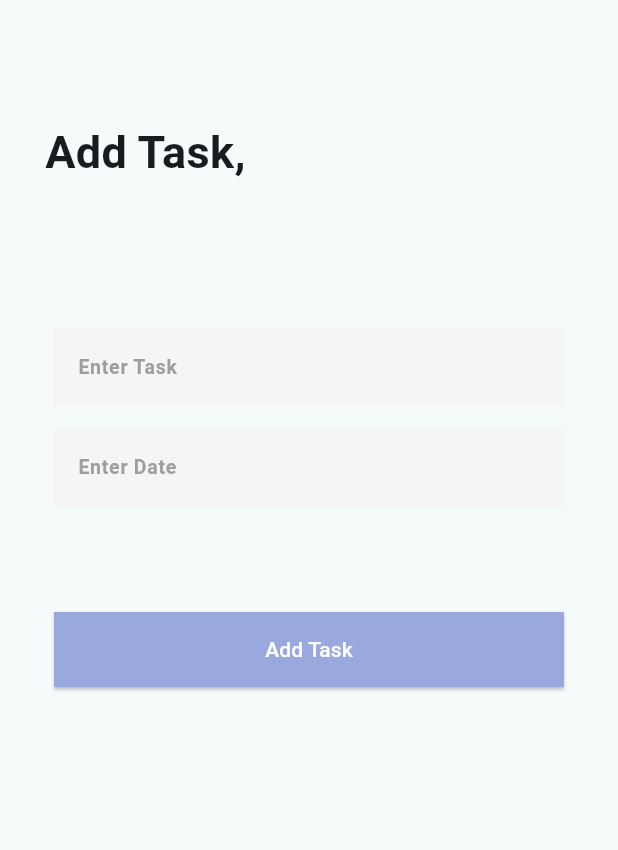
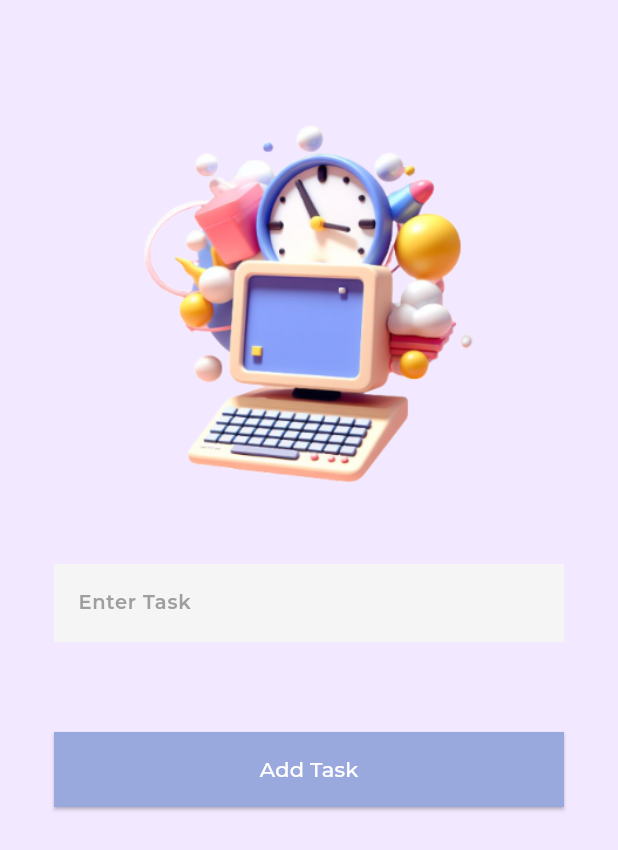
Before and after one commit to IsvaShahzad/TodoApi, a Flutter app: the screen it shows after launch, after a tap on "Login", after a tap on the "add" icon, on a phone screen of 412 x 824 dp. Shown: the top 850 px of the screen. Run offline on Flutter 3.47's test engine with Material 3 defaults, Android fonts, the phone set to English and light mode, and no system bars; our stand-ins replace animated_bottom_navigation_bar, delightful_toast, motion_toast, shared_preferences; network calls fail; project files that could hold a hidden picture were left out.

Commit message:
ADD POST PUT DELETE + UI DONE

```diff
--- a/lib/screens/add_task.dart
+++ b/lib/screens/add_task.dart
@@ -243,11 +243,11 @@ class _AddListScreenState extends State<AddListScreen>
   }
 
   List<Color> borderColors = [
-    Colors.green,
-    Colors.pinkAccent,
+    Colors.blueGrey,
+    Colors.amber,
     Colors.purple,
     Colors.cyan,
-    Colors.lightGreenAccent,
+    Colors.teal,
 
     // Add more colors as needed
   ];
@@ -255,7 +255,8 @@ class _AddListScreenState extends State<AddListScreen>
   @override
   Widget build(BuildContext context) {
     return Scaffold(
-      backgroundColor: Colors.white,
+      backgroundColor: Color(0xFFf2e8ff),
+
       floatingActionButton: FloatingActionButton(
         backgroundColor: Color(0xFF99a9dd),
 
@@ -284,6 +285,7 @@ class _AddListScreenState extends State<AddListScreen>
         elevation: 3, // Set the elevation to 0 to remove the shadow
 // Set the shape to CircleBorder() for a circular button
       ),
+
       floatingActionButtonLocation: FloatingActionButtonLocation.centerDocked,
       bottomNavigationBar: AnimatedBottomNavigationBar.builder(
         itemCount: iconList.length,
@@ -365,28 +367,25 @@ class _AddListScreenState extends State<AddListScreen>
         ),
       ),
 
-      body: NotificationListener<ScrollNotification>(
-        onNotification: onScrollNotification,
-        child: Column(
-          crossAxisAlignment: CrossAxisAlignment.stretch,
-          children: <Widget>[
+      body:
             Stack(
               children: [
+                // Image container positioned at the top
                 Container(
-                  height: 240, // Set the height of the image container
+                  height: 290.0, // Adjust the height as needed
                   decoration: BoxDecoration(
                     image: DecorationImage(
-                      image: AssetImage(
-                        'assets/images/blue1.jfif', // Replace with your image path
-                      ),
+                      image: AssetImage('assets/images/gig.jpeg'), // Replace with your image path
                       fit: BoxFit.cover, // Adjust the fit as needed
                     ),
                   ),
                 ),
-              ],
-            ),
 
-            Expanded(
+
+
+            Padding(
+              padding: EdgeInsets.only(top: 250),
+              child: Expanded(
                 child: _userModel == null || _userModel!.isEmpty
                     ? const Center(
                         child: CircularProgressIndicator(),
@@ -408,6 +407,11 @@ class _AddListScreenState extends State<AddListScreen>
                               ),
                             ),
                             child: ListTile(
+
+                              shape: RoundedRectangleBorder(
+                                borderRadius: BorderRadius.circular(0),
+                              ),
+                              tileColor: Colors.white,
                               leading: Row(
                                 mainAxisSize: MainAxisSize.min,
                                 children: [
@@ -419,20 +423,20 @@ class _AddListScreenState extends State<AddListScreen>
                                         context: context,
                                         builder: (context) {
                                           return AlertDialog(
-                                          title: Text('Confirm Deletion'),
-                                          content: Text('Are you sure you want to delete this task?'),
+                                            title: Text('Confirm Deletion',style: TextStyle(fontFamily: 'Montserrat'),),
+                                            content: Text('Are you sure you want to delete this task?',style: TextStyle(fontFamily: 'Montserrat'),),
                                             actions: <Widget>[
                                               TextButton(
                                                 onPressed: () {
                                                   Navigator.of(context).pop(false); // Cancel
                                                 },
-                                              child: Text('Cancel'),
+                                                child: Text('Cancel',style: TextStyle(fontFamily: 'Montserrat'),),
                                               ),
                                               TextButton(
                                                 onPressed: () {
                                                   Navigator.of(context).pop(true); // Confirm
                                                 },
-                                              child: Text('Delete'),
+                                                child: Text('Delete',style: TextStyle(fontFamily: 'Montserrat'),),
                                               ),
                                             ],
                                           );
@@ -446,7 +450,7 @@ class _AddListScreenState extends State<AddListScreen>
                                           _userModel!.removeAt(index);
                                         });
                                         ScaffoldMessenger.of(context).showSnackBar(
-                                        SnackBar(content: Text('Task deleted successfully')),
+                                          SnackBar(content: Text('Task deleted successfully',style: TextStyle(fontFamily: 'Montserrat'),)),
                                         );
                                       }
                                     },
@@ -459,11 +463,11 @@ class _AddListScreenState extends State<AddListScreen>
                                         builder: (context) {
                                           TextEditingController controller = TextEditingController(text: datum.name);
                                           return AlertDialog(
-                                          title: Text('Edit Task'),
+                                            title: Text('Edit Task',style: TextStyle(fontFamily: 'Montserrat'),),
                                             content: TextField(
                                               controller: controller,
                                               decoration: InputDecoration(
-                                              labelText: 'New Task Name',
+                                                labelText: 'Task Name',
                                               ),
                                             ),
                                             actions: <Widget>[
@@ -471,13 +475,13 @@ class _AddListScreenState extends State<AddListScreen>
                                                 onPressed: () {
                                                   Navigator.of(context).pop(); // Cancel
                                                 },
-                                              child: Text('Cancel'),
+                                                child: Text('Cancel',style: TextStyle(fontFamily: 'Montserrat'),),
                                               ),
                                               TextButton(
                                                 onPressed: () {
                                                   Navigator.of(context).pop(controller.text); // Save
                                                 },
-                                              child: Text('Save'),
+                                                child: Text('Save',style: TextStyle(fontFamily: 'Montserrat'),),
                                               ),
                                             ],
                                           );
@@ -499,7 +503,7 @@ class _AddListScreenState extends State<AddListScreen>
                               // title: Text("Task ID: ${datum.id}"),
                               // subtitle: Text("Task Name: ${datum.name}"),
 
-                            title: Text("Task : ${datum.name}"),
+                              title: Text("${datum.name}", style: TextStyle(fontFamily: 'Montserrat',fontSize: 14),),
                               // subtitle: Text("Task Name: ${datum.name}"),
                               // Add more properties as needed
                             ),
@@ -509,10 +513,11 @@ class _AddListScreenState extends State<AddListScreen>
                     );
                   },
                 )
+              ),
             )
           ],
         ),
-      ),
+
 
       // body: NotificationListener<ScrollNotification>(
       //   onNotification: onScrollNotification,
@@ -769,11 +774,35 @@ class _AddTaskScreenState extends State<AddTaskScreen> {
   @override
   Widget build(BuildContext context) {
     return Scaffold(
+      backgroundColor: Color(0xFFf2e8ff),
         body: Padding(
             padding: EdgeInsets.only(top: 80),
             child: Column(
                 crossAxisAlignment: CrossAxisAlignment.start,
                 children: [
+                  // Padding(padding: EdgeInsets.symmetric(horizontal: 30),
+                  //     child: Text('Add Task,', style: TextStyle(fontSize: 27,
+                  //         fontWeight: FontWeight.bold,
+                  //         fontFamily: 'Montserrat'),)),
+
+                  Container(
+                    height: 260,
+                    width: double.infinity,
+                    child: Stack(
+                      children: [
+                        Container(
+                          decoration: BoxDecoration(
+                            image: DecorationImage(
+                              image: AssetImage("assets/images/imageadd.png"),
+                              // fit: BoxFit.cover,
+
+                            ),
+                          ),
+                        ),
+
+                      ],
+                    ),
+                  ),
               // Padding(
               //   padding: EdgeInsets.only(top: 50),
               //   child: Container(
@@ -808,8 +837,7 @@ class _AddTaskScreenState extends State<AddTaskScreen> {
               //     // ),
               //   ),
               // ),
-                  Padding(padding: EdgeInsets.symmetric(horizontal: 30),
-                      child: Text('Add Task,', style: TextStyle(fontSize: 30, fontWeight: FontWeight.bold),)),
+
 
               Padding(
                 padding: EdgeInsets.all(16.0),
@@ -817,7 +845,7 @@ class _AddTaskScreenState extends State<AddTaskScreen> {
                 child: Padding(
                   padding: EdgeInsets.symmetric(horizontal: 20),
                   child: Padding(
-                    padding: EdgeInsets.only(top: 80),
+                    padding: EdgeInsets.only(top: 20),
                     child: Column(
                         crossAxisAlignment: CrossAxisAlignment.stretch,
                         children: [
@@ -832,7 +860,7 @@ class _AddTaskScreenState extends State<AddTaskScreen> {
                               ),
                               decoration: InputDecoration(
                                 hintText: 'Enter Task',
-                                hintStyle: TextStyle(fontSize: 13, color: Colors.grey),
+                                hintStyle: TextStyle(fontSize: 13, color: Colors.grey, fontFamily: 'Montserrat'),
                                 filled: true,
                                 fillColor: Colors.grey[100],
                                 border: OutlineInputBorder(
@@ -856,39 +884,39 @@ class _AddTaskScreenState extends State<AddTaskScreen> {
                           SizedBox(
                             height: 15,
                           ),
-                          Container(
-                            child: TextFormField(
-                              style: TextStyle(
-                                fontSize: 13,
-                                color: Colors.black,
-                                fontWeight: FontWeight.w600,
-                              ),
-                              decoration: InputDecoration(
-                                hintText: 'Enter Date',
-                                hintStyle: TextStyle(fontSize: 13, color: Colors.grey),
-                                filled: true,
-                                fillColor: Colors.grey[100],
-                                border: OutlineInputBorder(
-                                  borderRadius: BorderRadius.zero,
-                                  borderSide: BorderSide.none,
-                                ),
-                              ),
-                              textInputAction: TextInputAction.next,
-                              validator: (value) {
-                                RegExp regex = RegExp(
-                                    r'^.+@[a-zA-Z]+\.{1}[a-zA-Z]+(\.{0,1}[a-zA-Z]+)$');
-                                if (value == null || value.isEmpty) {
-                                  return 'Please Enter your Email ';
-                                } else if (!regex.hasMatch(value)) {
-                                  return 'Enter according to format';
-                                }
-                                return null;
-                              },
-                            ),
-                          ),
+                          // Container(
+                          //   child: TextFormField(
+                          //     style: TextStyle(
+                          //       fontSize: 13,
+                          //       color: Colors.black,
+                          //       fontWeight: FontWeight.w600,
+                          //     ),
+                          //     decoration: InputDecoration(
+                          //       hintText: 'Enter Date',
+                          //       hintStyle: TextStyle(fontSize: 13, color: Colors.grey, fontFamily: 'Montserrat'),
+                          //       filled: true,
+                          //       fillColor: Colors.grey[100],
+                          //       border: OutlineInputBorder(
+                          //         borderRadius: BorderRadius.zero,
+                          //         borderSide: BorderSide.none,
+                          //       ),
+                          //     ),
+                          //     textInputAction: TextInputAction.next,
+                          //     validator: (value) {
+                          //       RegExp regex = RegExp(
+                          //           r'^.+@[a-zA-Z]+\.{1}[a-zA-Z]+(\.{0,1}[a-zA-Z]+)$');
+                          //       if (value == null || value.isEmpty) {
+                          //         return 'Please Enter your Email ';
+                          //       } else if (!regex.hasMatch(value)) {
+                          //         return 'Enter according to format';
+                          //       }
+                          //       return null;
+                          //     },
+                          //   ),
+                          // ),
 
 
-                          SizedBox(height: 70.0),
+                          SizedBox(height: 45.0),
 
                           ElevatedButton(
                             onPressed: () async {
@@ -919,7 +947,7 @@ class _AddTaskScreenState extends State<AddTaskScreen> {
                                 onClicked = false;
                               });
                             },
-                            child: Text('Add Task'),
+                            child: Text('Add Task',style: TextStyle(fontFamily: 'Montserrat'),),
                             style: ElevatedButton.styleFrom(
                               primary: Color(0xFF99a9dd), // Button color
                               onPrimary: Colors.white, // Text color
--- a/lib/screens/login_screen.dart
+++ b/lib/screens/login_screen.dart
@@ -1,5 +1,7 @@
 import 'package:ezi_taskmanager/screens/add_task.dart';
 import 'package:flutter/material.dart';
+
+import 'forgotpassword_screen.dart';
 
 class LoginScreen extends StatefulWidget {
   final List<String> tasks;
@@ -78,10 +80,11 @@ class _LoginScreenState extends State<LoginScreen> {
                                   fontSize: 13,
                                   color: Colors.black,
                                   fontWeight: FontWeight.w600,
+                                  fontFamily: 'Montserrat'
                                 ),
                                 decoration: InputDecoration(
                                   hintText: 'Enter Email',
-                                  hintStyle: TextStyle(fontSize: 13, color: Colors.grey),
+                                  hintStyle: TextStyle(fontSize: 13, color: Colors.grey,fontFamily: 'Montserrat'),
                                   filled: true,
                                   fillColor: Colors.white,
                                   border: OutlineInputBorder(
@@ -112,7 +115,7 @@ class _LoginScreenState extends State<LoginScreen> {
                                 obscureText: _isObscure,
                                 decoration: InputDecoration(
                                   hintText: ' Enter Password',
-                                  hintStyle: TextStyle(fontSize: 13, color: Colors.grey),
+                                  hintStyle: TextStyle(fontSize: 13, color: Colors.grey,fontFamily: 'Montserrat'),
                                   filled: true,
                                   fillColor: Colors.white,
                                   border: OutlineInputBorder(
@@ -136,7 +139,8 @@ class _LoginScreenState extends State<LoginScreen> {
                                 style: TextStyle(
                                     fontSize: 13,
                                     color: Color(0xFF000000),
-                                    fontWeight: FontWeight.w600
+                                    fontWeight: FontWeight.w600,
+                                  fontFamily: 'Montserrat'
                                 ),
                                 validator: (value) {
                                   if (value == null || value.isEmpty) {
@@ -151,13 +155,13 @@ class _LoginScreenState extends State<LoginScreen> {
                               child: TextButton(
                                 child: Text(
                                   'Forgot Password?',
-                                  style: TextStyle(fontWeight: FontWeight.bold),
+                                  style: TextStyle(fontWeight: FontWeight.bold,fontFamily: 'Montserrat'),
                                 ),
                                 style: TextButton.styleFrom(
                                   primary: Color(0xFFdf4652),
                                 ),
                                 onPressed: () {
-                                  // Navigator.of(context).push(MaterialPageRoute(builder: (context) => ForgotPasswordScreen()));
+                                  Navigator.of(context).push(MaterialPageRoute(builder: (context) => ForgotPasswordScreen()));
                                 },
                               ),
                             ),
@@ -192,6 +196,7 @@ class _LoginScreenState extends State<LoginScreen> {
                                         fontWeight: FontWeight.bold,
                                         fontSize: 18,
                                         color: Colors.white,
+                                        fontFamily: 'Montserrat'
                                       ),
                                     ),
                                   ),
@@ -208,6 +213,7 @@ class _LoginScreenState extends State<LoginScreen> {
                                 'or',
                                 style: TextStyle(
                                   fontWeight: FontWeight.bold,
+                                  fontFamily: 'Montserrat',
                                   fontSize: 15,
                                   color: Color(0xFFdf4652),
                                 ),
@@ -216,7 +222,7 @@ class _LoginScreenState extends State<LoginScreen> {
                             Row(
                               mainAxisAlignment: MainAxisAlignment.center,
                               children: [
-                                Text("Don't have an account?"),
+                                Text("Don't have an account?", style: TextStyle(fontFamily: 'Montserrat'),),
                                 TextButton(
                                   onPressed: () {
                                     // Navigator.pushReplacement(
@@ -229,6 +235,7 @@ class _LoginScreenState extends State<LoginScreen> {
                                     style: TextStyle(
                                       color: Color(0xFFdf4652), // Sign up button color
                                       fontWeight: FontWeight.bold,
+                                      fontFamily: 'Montserrat'
                                     ),
                                   ),
                                 ),
```
Also changed, not shown: lib/screens/forgotpassword_screen.dart (added, +132 -0 lines), pubspec.yaml (+11 -5 lines), assets/images/addtaskimage.png (added), assets/images/drip.jpeg (added), assets/images/gig.jpeg (added), assets/images/imageadd.png (added), assets/images/purple.png (added), fonts/Montserrat-Regular.ttf (added), 2 other files. Lines whose indentation alone changed are shown as unchanged.
